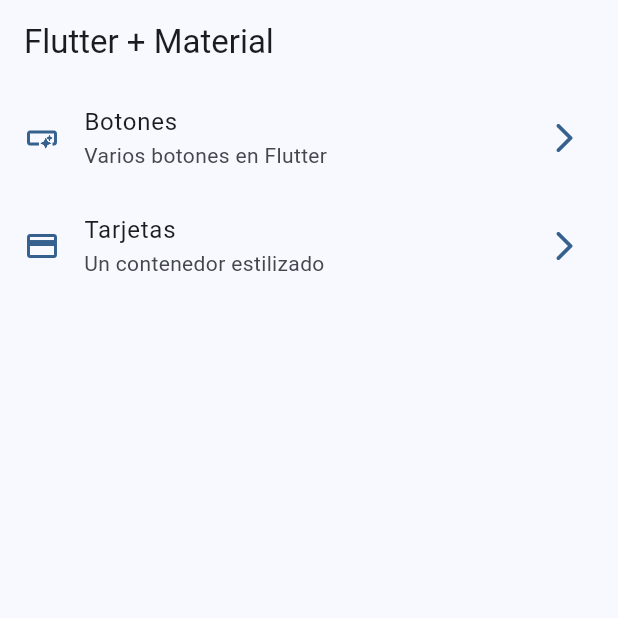
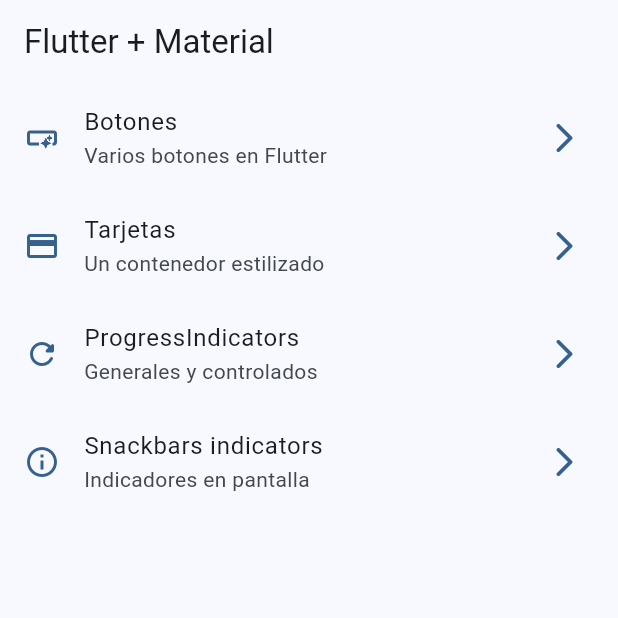
Before and after one commit to hernanprovoste/widgets_app, a Flutter app: the screen it shows after launch, on a phone screen of 412 x 824 dp, the top half of it. Run offline on Flutter 3.47's test engine with Material 2 defaults, Android fonts, the phone set to English and light mode, and no system bars; our stand-ins replace go_router.

Commit message:
Snackbars dialogs

```diff
--- a/lib/config/menu/menu_item.dart
+++ b/lib/config/menu/menu_item.dart
@@ -25,4 +25,14 @@ const appMenuItems = <MenuItem>[
       subTitle: 'Un contenedor estilizado',
       link: '/cards',
       icon: Icons.credit_card),
+  MenuItem(
+      title: 'ProgressIndicators',
+      subTitle: 'Generales y controlados',
+      link: '/progress',
+      icon: Icons.refresh_rounded),
+  MenuItem(
+      title: 'Snackbars indicators',
+      subTitle: 'Indicadores en pantalla',
+      link: '/snackbars',
+      icon: Icons.info_outline),
 ];
--- a/lib/config/router/app_router.dart
+++ b/lib/config/router/app_router.dart
@@ -14,4 +14,12 @@ final appRouter = GoRouter(initialLocation: '/', routes: [
       path: '/cards',
       name: CardsScreen.name,
       builder: (context, state) => const CardsScreen()),
+  GoRoute(
+      path: '/progress',
+      name: ProgressScreen.name,
+      builder: (context, state) => const ProgressScreen()),
+  GoRoute(
+      path: '/snackbars',
+      name: SnackbarScreen.name,
+      builder: (context, state) => const SnackbarScreen()),
 ]);
--- a/lib/main.dart
+++ b/lib/main.dart
@@ -10,6 +10,7 @@ class MyApp extends StatelessWidget {
   @override
   Widget build(BuildContext context) {
     return MaterialApp.router(
+        title: 'Flutter Widgets',
         routerConfig: appRouter,
         debugShowCheckedModeBanner: false,
         theme: AppTheme(selectedColor: 0).getTheme());
```
Also changed, not shown: lib/presentation/screens/progress/progress_screen.dart (+78 -1 lines), lib/presentation/screens/snackbar/snackbar_screen.dart (+58 -1 lines).
